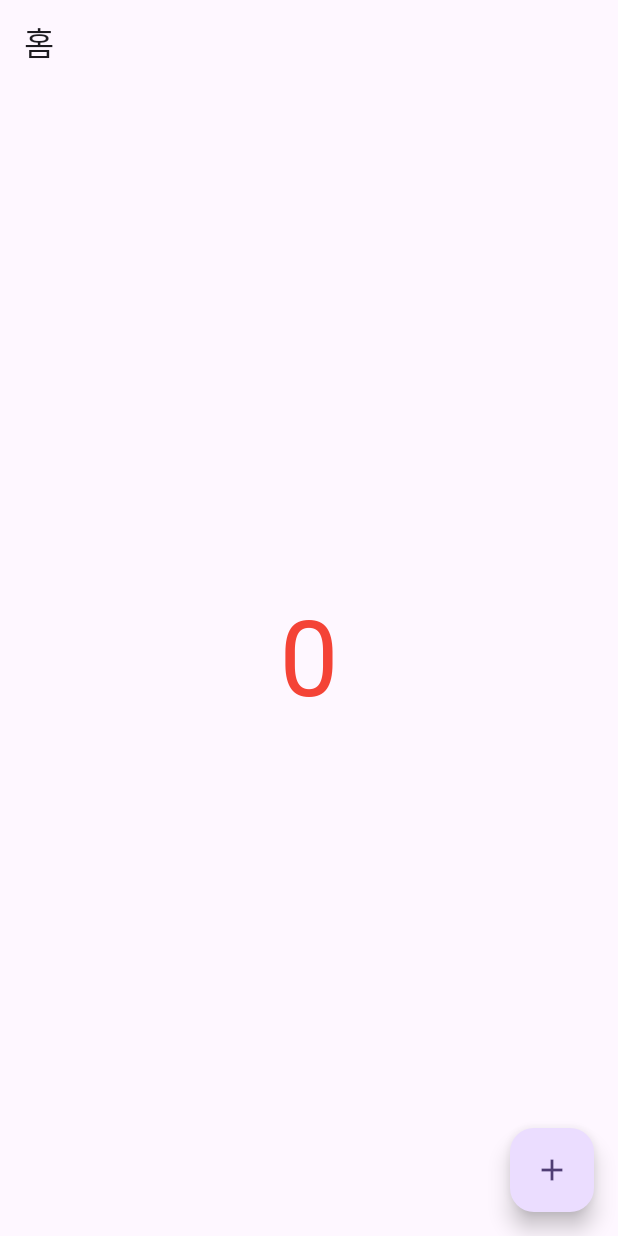
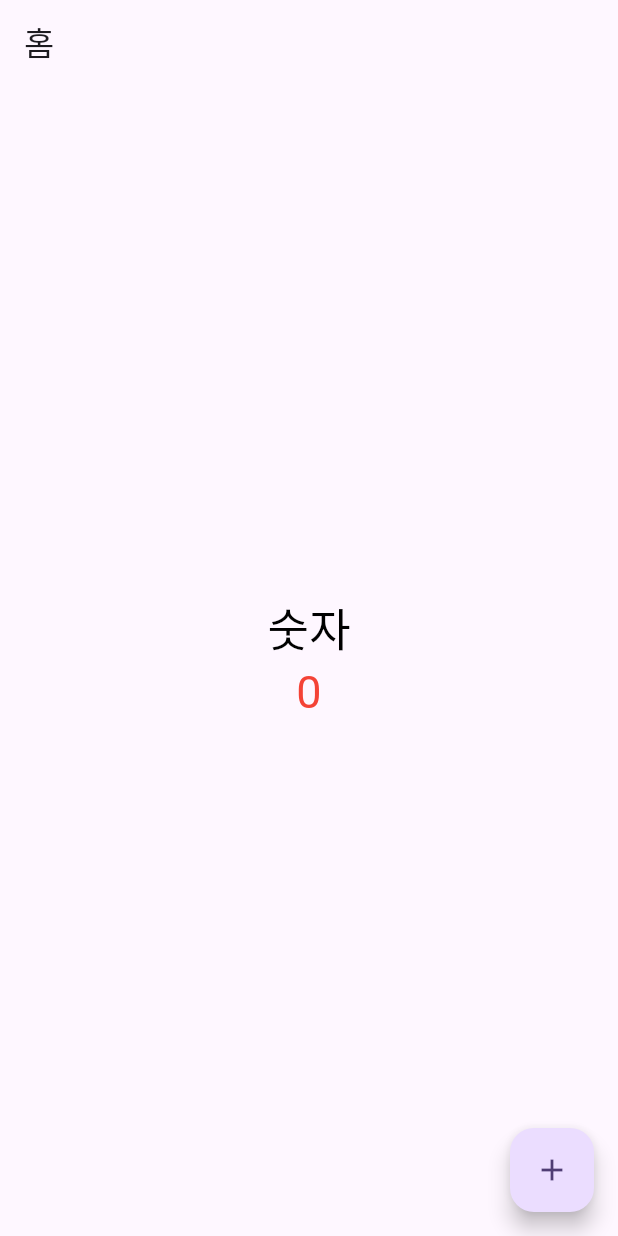
Before and after one commit to cleanwash/hello_flutter, a Flutter app: the screen it shows after launch, on a phone screen of 412 x 824 dp. Run offline on Flutter 3.47's test engine with Material 3 defaults, Android fonts, the phone set to English and light mode, and no system bars.

Commit message:
Feat:Column, Row, mainAxisAlignment 사용하기

```diff
--- a/lib/main.dart
+++ b/lib/main.dart
@@ -30,19 +30,35 @@ class MyHomePage extends StatefulWidget {
 
 class _MyHomePageState extends State<MyHomePage> {
   int count = 0;
+
+  get center => null;
   @override
   Widget build(BuildContext context) {
     return Scaffold(
       appBar: AppBar(
         title: Text('홈'),
       ),
+      //body에서, Center로 쌓여있는데, 왜 가운데로 오지 않았냐 -> Center는 이미 가운데로 되어 있음
+      //하지만, Center 영역안에는 Center가 안되어 있음
       body: Center(
-        child: Text(
-          '$count',
-          style: TextStyle(
-            color: Colors.red,
-            fontSize: 70,
-          ),
+        child: Column(
+          mainAxisAlignment: MainAxisAlignment.center,
+          children: [
+            Text(
+              '숫자',
+              style: TextStyle(
+                color: Colors.black,
+                fontSize: 30,
+              ),
+            ),
+            Text(
+              '$count',
+              style: TextStyle(
+                color: Colors.red,
+                fontSize: 30,
+              ),
+            ),
+          ],
         ),
       ),
       floatingActionButton: FloatingActionButton(
```
